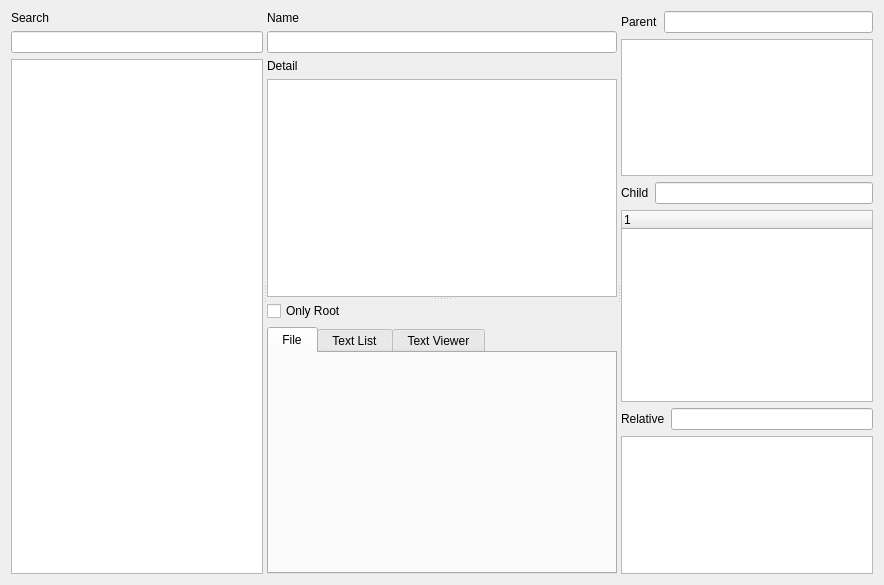
This is module/Ui_Concept.ui in Holence/DongliTeahouseStudio2 as Qt 5 draws it before an edit. The edited form follows.
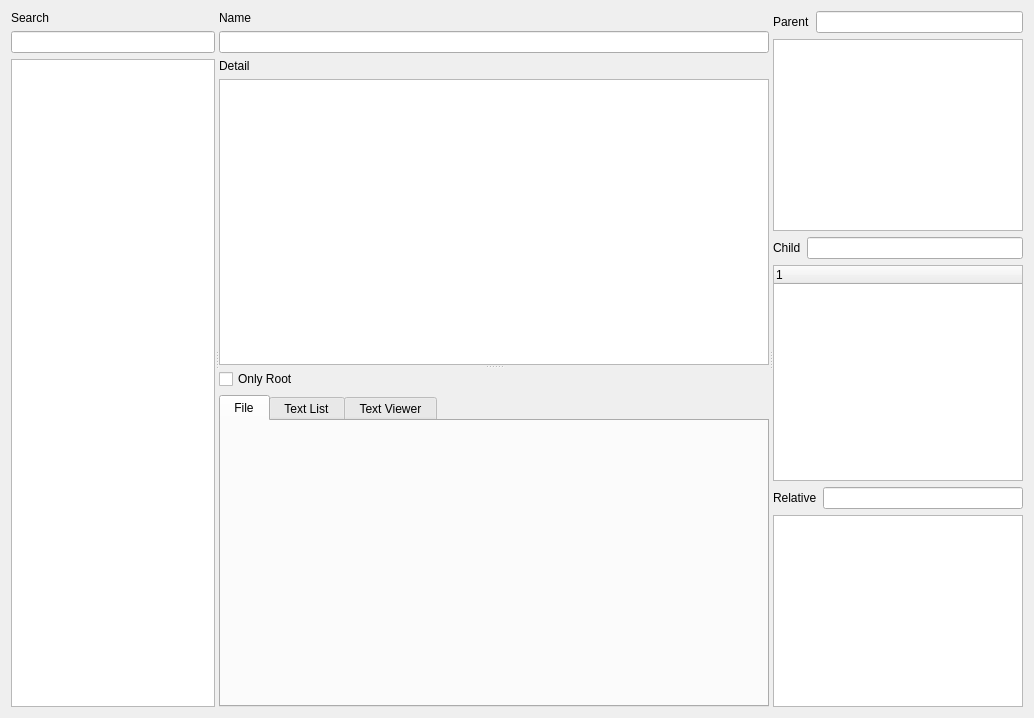
This is the edited form. Icons and pictures are not drawn. Custom widgets are drawn as their Qt base class.

The edit to the form file:
```diff
--- a/module/Ui_Concept.ui
+++ b/module/Ui_Concept.ui
@@ -6,8 +6,8 @@
    <rect>
     <x>0</x>
     <y>0</y>
-    <width>884</width>
-    <height>585</height>
+    <width>1034</width>
+    <height>718</height>
    </rect>
   </property>
   <property name="windowTitle">
@@ -67,7 +67,7 @@
          <widget class="QLineEdit" name="lineEdit_name">
           <property name="minimumSize">
            <size>
-            <width>350</width>
+            <width>550</width>
             <height>0</height>
            </size>
           </property>
@@ -90,8 +90,8 @@
           </property>
           <property name="minimumSize">
            <size>
-            <width>350</width>
-            <height>0</height>
+            <width>550</width>
+            <height>100</height>
            </size>
           </property>
          </widget>
@@ -400,6 +400,12 @@
   </action>
  </widget>
  <customwidgets>
+  <customwidget>
+   <class>FileTab</class>
+   <extends>QWidget</extends>
+   <header>widget</header>
+   <container>1</container>
+  </customwidget>
   <customwidget>
    <class>ConceptTable</class>
    <extends>QTableWidget</extends>
@@ -415,19 +421,14 @@
    <extends>QListWidget</extends>
    <header>widget</header>
   </customwidget>
-  <customwidget>
-   <class>ConceptTree</class>
-   <extends>QTreeWidget</extends>
-   <header>widget</header>
-  </customwidget>
   <customwidget>
    <class>ConceptSearch</class>
    <extends>QLineEdit</extends>
    <header>widget</header>
   </customwidget>
   <customwidget>
-   <class>FileTab</class>
-   <extends>QWidget</extends>
+   <class>ConceptTree</class>
+   <extends>QTreeWidget</extends>
    <header>widget</header>
    <container>1</container>
   </customwidget>
```
Left out of the diff: 25 changed lines with no effect on the pictures.
